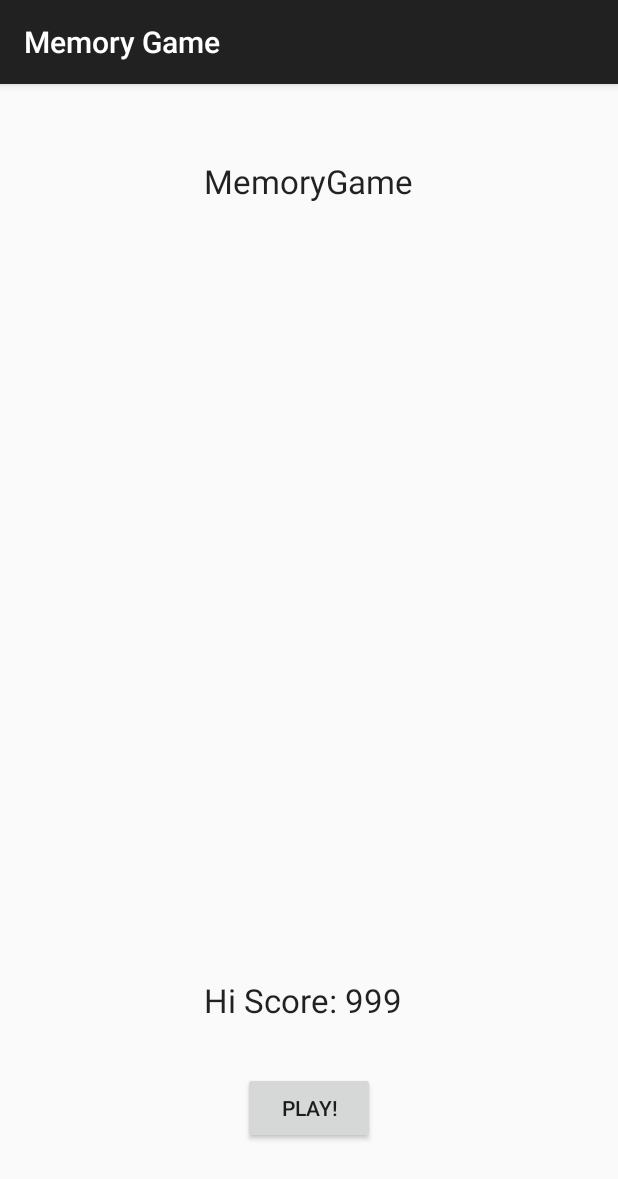
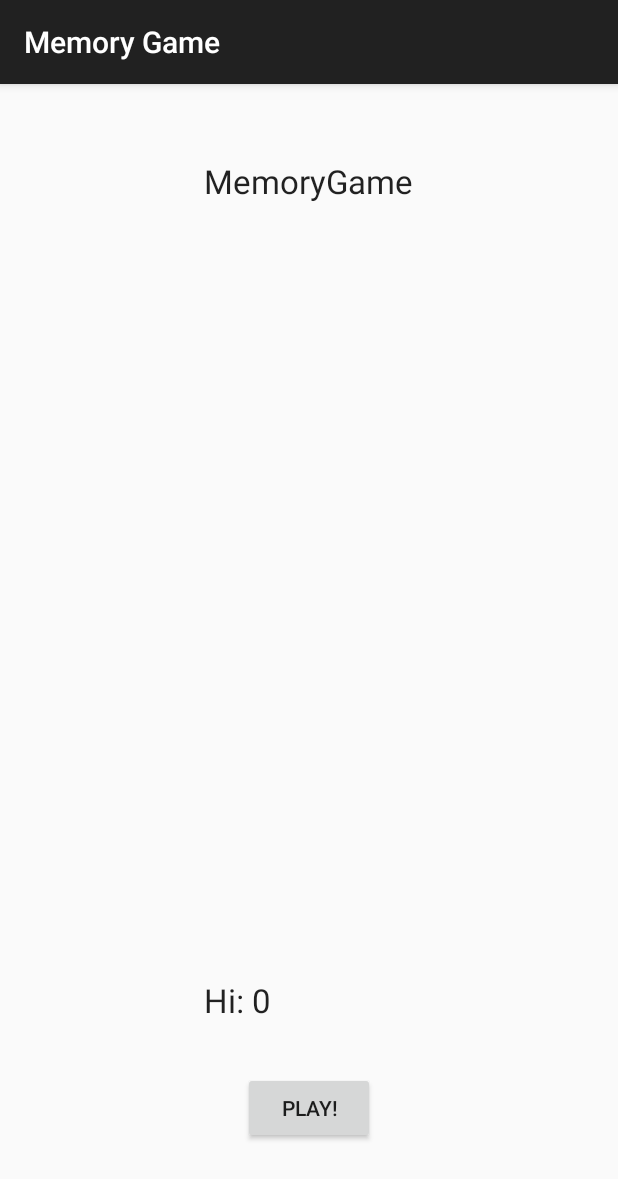
Before and after one commit to diegowang/MemoryGame, an Android app: the screen it shows after launch (MainActivity), on a phone screen of 412 x 824 dp. Shown: the top 1179 px of the screen. Run offline under Robolectric (Android 15) with nearby library versions, the phone set to English and light mode, and no system bars.

Commit message:
Preserving the high score by set up SharedPreferences.

```diff
--- a/app/src/main/java/com/example/hwang/memorygame/MainActivity.java
+++ b/app/src/main/java/com/example/hwang/memorygame/MainActivity.java
@@ -1,24 +1,47 @@
 package com.example.hwang.memorygame;
 
 import android.content.Intent;
+import android.content.SharedPreferences;
 import android.support.v7.app.AppCompatActivity;
 import android.os.Bundle;
 import android.view.View;
 import android.widget.Button;
+import android.widget.TextView;
 
 
 public class MainActivity extends AppCompatActivity implements View.OnClickListener {
+
+    //for our hiscore (phase 4)
+    SharedPreferences prefs;
+    String dataName = "MyData";
+    String intName = "MyInt";
+    int defaultInt = 0;
+    int hiScore;
 
     @Override
     protected void onCreate(Bundle savedInstanceState) {
         super.onCreate(savedInstanceState);
         setContentView(R.layout.activity_main);
 
+        //for our high score (phase 4)
+        //initialize our two SharedPreferences objects
+        prefs = getSharedPreferences(dataName,MODE_PRIVATE);
+
+        //Either load our High score or
+        //if not available our default of 0
+        hiScore = prefs.getInt(intName, defaultInt);
+
+        //Make a reference to the Hiscore textview in our layout
+        TextView textHiScore =(TextView) findViewById(R.id.textHiScore);
+        //Display the hi score
+        textHiScore.setText("Hi: " + hiScore);
+
         //Make a button from the button in our layout
         Button button =(Button) findViewById(R.id.button);
 
         //Make each it listen for clicks
         button.setOnClickListener(this);
+
     }
 
     @Override
```
Also changed, not shown: app/src/main/java/com/example/hwang/memorygame/GameActivity.java (+19 -3 lines).
